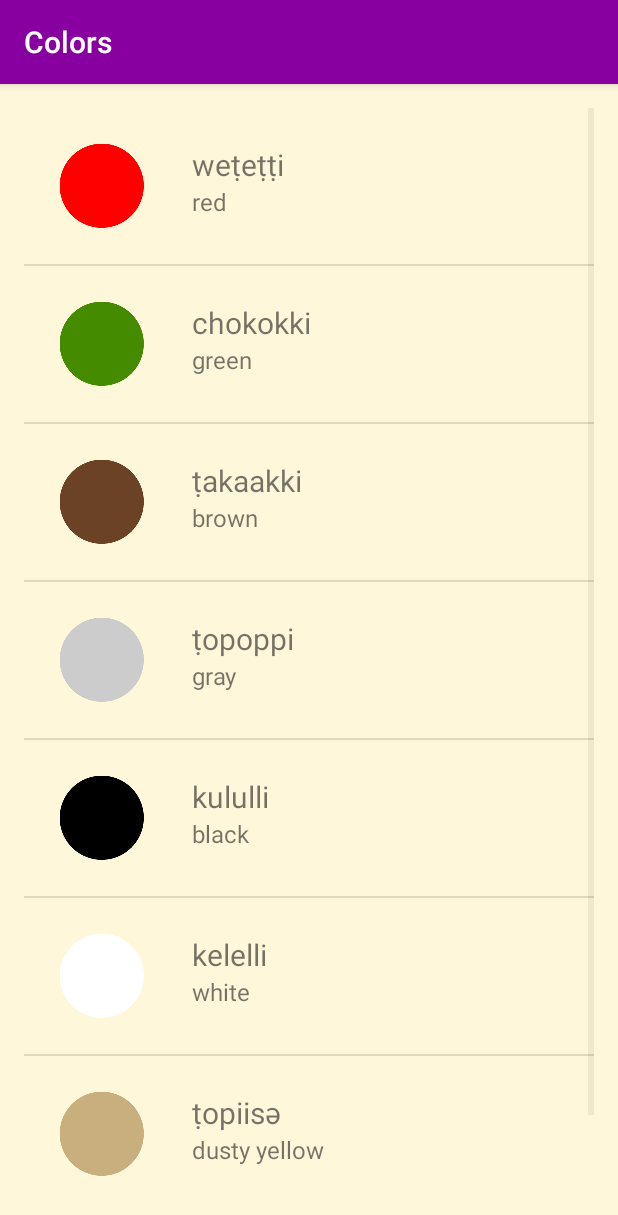
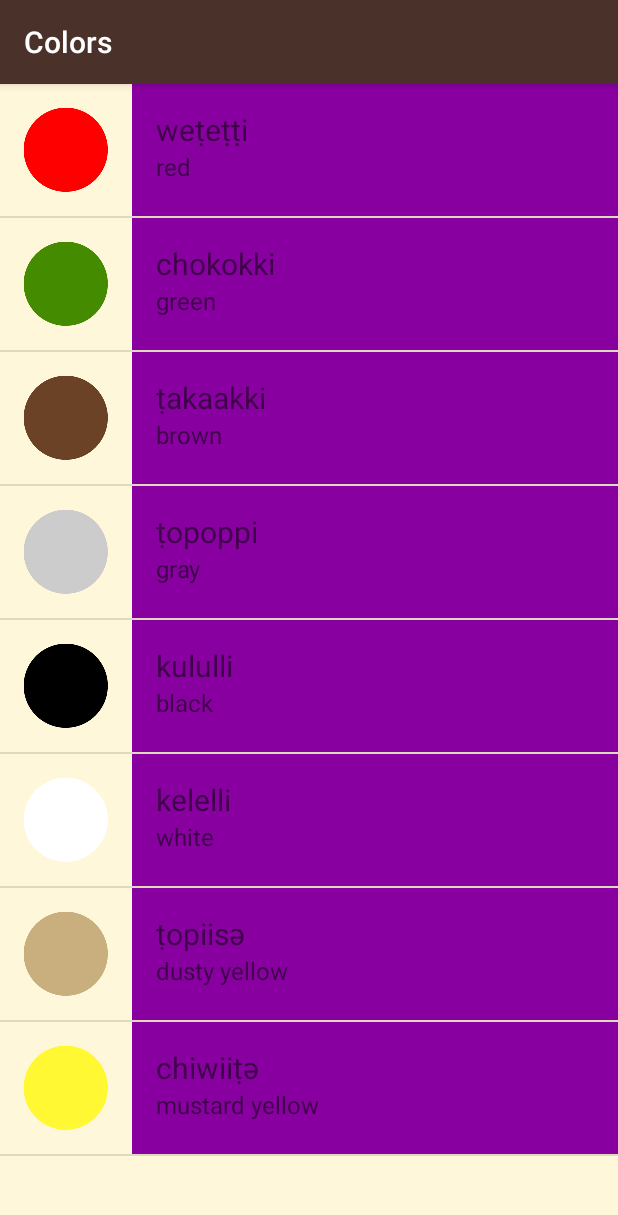
Before and after one commit to DevilMayCry-5/Miwok, an Android app: the ColorsActivity screen opened directly, with no data from a screen before it, on a phone screen of 412 x 824 dp. Shown: the top 1215 px of the screen. Run offline under Robolectric (Android 15) with nearby library versions, the light colour scheme and no system bars.

Commit message:
Modify WordAdapter to set theme color for the list item

```diff
--- a/app/src/main/AndroidManifest.xml
+++ b/app/src/main/AndroidManifest.xml
@@ -10,11 +10,11 @@
         android:theme="@style/AppTheme">
         <activity android:name=".PhrasesActivity"
                   android:label="@string/category_phrases"
-                  android:theme="@style/PhrasesTheme">
+                  android:theme="@style/AppTheme">
         </activity>
         <activity android:name=".ColorsActivity"
                   android:label="@string/category_colors"
-                  android:theme="@style/ColorsTheme">
+                  android:theme="@style/AppTheme">
         </activity>
         <activity android:name=".FamilyActivity"
                   android:label="@string/category_family"
@@ -22,7 +22,7 @@
         </activity>
         <activity android:name=".NumbersActivity"
                   android:label="@string/category_numbers"
-                  android:theme="@style/NumberTheme">
+                  android:theme="@style/AppTheme">
         </activity>
         <activity android:name=".MainActivity">
             <intent-filter>
--- a/app/src/main/java/com/example/android/miwok/ColorsActivity.java
+++ b/app/src/main/java/com/example/android/miwok/ColorsActivity.java
@@ -46,7 +46,7 @@ public class ColorsActivity extends AppCompatActivity {
         } */
 
         WordAdapter itemsAdapter;
-        itemsAdapter = new WordAdapter(this, words);
+        itemsAdapter = new WordAdapter(this, words, R.color.category_colors);
 
         ListView listView = (ListView) findViewById(R.id.list);
 
--- a/app/src/main/java/com/example/android/miwok/FamilyActivity.java
+++ b/app/src/main/java/com/example/android/miwok/FamilyActivity.java
@@ -31,7 +31,7 @@ public class FamilyActivity extends AppCompatActivity {
 
 
         WordAdapter itemsAdapter;
-        itemsAdapter = new WordAdapter(this, words);
+        itemsAdapter = new WordAdapter(this, words, R.color.category_family);
 
         ListView listView = (ListView) findViewById(R.id.list);
 
--- a/app/src/main/java/com/example/android/miwok/NumbersActivity.java
+++ b/app/src/main/java/com/example/android/miwok/NumbersActivity.java
@@ -48,7 +48,7 @@ public class NumbersActivity extends AppCompatActivity {
         } */
 
         WordAdapter itemsAdapter;
-        itemsAdapter = new WordAdapter(this, words);
+        itemsAdapter = new WordAdapter(this, words, R.color.category_numbers);
 
         ListView listView = (ListView) findViewById(R.id.list);
 
--- a/app/src/main/java/com/example/android/miwok/PhrasesActivity.java
+++ b/app/src/main/java/com/example/android/miwok/PhrasesActivity.java
@@ -49,7 +49,7 @@ public class PhrasesActivity extends AppCompatActivity {
         } */
 
         WordAdapter itemsAdapter;
-        itemsAdapter = new WordAdapter(this, words);
+        itemsAdapter = new WordAdapter(this, words, R.color.category_phrases);
 
         ListView listView = (ListView) findViewById(R.id.list);
 
--- a/app/src/main/java/com/example/android/miwok/Word.java
+++ b/app/src/main/java/com/example/android/miwok/Word.java
@@ -2,7 +2,7 @@ package com.example.android.miwok;
 
 public class Word {
 
-    private int mImage;
+    private int mImage = NO_IMAGE;
     private String mDefaultTranslation;
     private String mMiwokTranslation;
 
--- a/app/src/main/java/com/example/android/miwok/WordAdapter.java
+++ b/app/src/main/java/com/example/android/miwok/WordAdapter.java
@@ -5,11 +5,13 @@ import android.app.Activity;
 import android.content.Context;
 import android.provider.UserDictionary;
 import android.support.annotation.NonNull;
+import android.support.v4.content.ContextCompat;
 import android.view.LayoutInflater;
 import android.view.View;
 import android.view.ViewGroup;
 import android.widget.ArrayAdapter;
 import android.widget.ImageView;
+import android.widget.LinearLayout;
 import android.widget.TextView;
 
 import java.util.ArrayList;
@@ -18,8 +20,11 @@ public class WordAdapter extends ArrayAdapter<Word>{
 
     private static final String LOG_TAG = WordAdapter.class.getSimpleName();
 
-    public WordAdapter(@NonNull Activity context, ArrayList<Word> words) {
+    private int mBgColorId;
+
+    public WordAdapter(@NonNull Activity context, ArrayList<Word> words, int bgColorId) {
         super(context, 0, words);
+        mBgColorId = bgColorId;
     }
 
     @Override
@@ -32,12 +37,11 @@ public class WordAdapter extends ArrayAdapter<Word>{
         Word currentWord = getItem(position);
 
         ImageView image = (ImageView) listItemView.findViewById(R.id.image);
-
         if (currentWord.hasImage()) {
             image.setImageResource(currentWord.getImage());
         }
         else {
-            image.setVisibility(View.INVISIBLE);
+            image.setVisibility(View.GONE);
         }
 
         TextView defaultTextView = (TextView) listItemView.findViewById(R.id.default_text);
@@ -46,6 +50,10 @@ public class WordAdapter extends ArrayAdapter<Word>{
         TextView miwokTextView = (TextView) listItemView.findViewById(R.id.miwok_text);
         miwokTextView.setText(currentWord.getMiwokTranslation());
 
+        View textContainer = listItemView.findViewById(R.id.list_background);
+        int color = ContextCompat.getColor(getContext(), mBgColorId);
+        textContainer.setBackgroundColor(color);
+
         return listItemView;
     }
 }
--- a/app/src/main/res/layout/activity_main.xml
+++ b/app/src/main/res/layout/activity_main.xml
@@ -18,7 +18,7 @@
     xmlns:tools="http://schemas.android.com/tools"
     android:layout_width="match_parent"
     android:layout_height="match_parent"
-    android:background="@color/tan_background"
+    android:background="#FFF7DA"
     android:orientation="vertical"
     tools:context="com.example.android.miwok.MainActivity">
 
--- a/app/src/main/res/layout/list_item.xml
+++ b/app/src/main/res/layout/list_item.xml
@@ -3,35 +3,36 @@
     xmlns:tools="http://schemas.android.com/tools"
     android:layout_width="match_parent"
     android:layout_height="match_parent"
-    android:orientation="horizontal"
-    android:paddingStart="8dp"
-    android:paddingLeft="@dimen/activity_horizontal_margin"
-    android:paddingTop="8dp"
-    android:paddingBottom="8dp">
+    android:orientation="horizontal">
+
 
     <ImageView
         android:id="@+id/image"
-        android:layout_width="wrap_content"
-        android:layout_height="wrap_content"
-        android:layout_marginRight="16dp"
-        />
+        android:layout_width="88dp"
+        android:layout_height="88dp"/>
 
     <LinearLayout
+        android:id="@+id/list_background"
         android:layout_width="match_parent"
-        android:layout_height="wrap_content"
-        android:layout_marginTop="16dp"
-        android:orientation="vertical">
+        android:layout_height="88dp"
+        android:orientation="vertical"
+        android:background="@color/category_numbers"
+        android:paddingLeft="16dp">
 
         <TextView
             android:id="@+id/miwok_text"
-            android:layout_width="wrap_content"
-            android:layout_height="wrap_content"
+            android:layout_width="match_parent"
+            android:layout_height="0dp"
+            android:layout_weight="1"
+            android:gravity="bottom"
             android:textSize="20sp" />
 
         <TextView
             android:id="@+id/default_text"
-            android:layout_width="wrap_content"
-            android:layout_height="wrap_content"
+            android:layout_width="match_parent"
+            android:layout_height="0dp"
+            android:layout_weight="1"
+            android:gravity="top"
             android:textSize="16sp" />
 
     </LinearLayout>
--- a/app/src/main/res/layout/word_list.xml
+++ b/app/src/main/res/layout/word_list.xml
@@ -11,9 +11,5 @@ android:background="@color/tan_background">
             android:orientation="vertical"
             android:layout_width="match_parent"
             android:layout_height="match_parent"
-            android:paddingBottom="@dimen/activity_vertical_margin"
-            android:paddingLeft="@dimen/activity_horizontal_margin"
-            android:paddingRight="@dimen/activity_horizontal_margin"
-            android:paddingTop="@dimen/activity_vertical_margin"
             tools:context="com.example.android.miwok.NumbersActivity"/>
 </android.support.constraint.ConstraintLayout>
--- a/app/src/main/res/values/styles.xml
+++ b/app/src/main/res/values/styles.xml
@@ -48,12 +48,9 @@
         <item name="android:layout_width">match_parent</item>
         <item name="android:layout_height">@dimen/list_item_height</item>
         <item name="android:gravity">center_vertical</item>
-        <item name="android:padding">16dp</item>
+        <item name="android:paddingLeft">16dp</item>
         <item name="android:textColor">@android:color/white</item>
         <item name="android:textStyle">bold</item>
-        <item name="android:layout_marginTop">8dp</item>
-        <item name="android:layout_marginRight">8dp</item>
-        <item name="android:layout_marginLeft">8dp</item>
         <item name="android:textAppearance">?android:textAppearanceMedium</item>
     </style>
 
```
